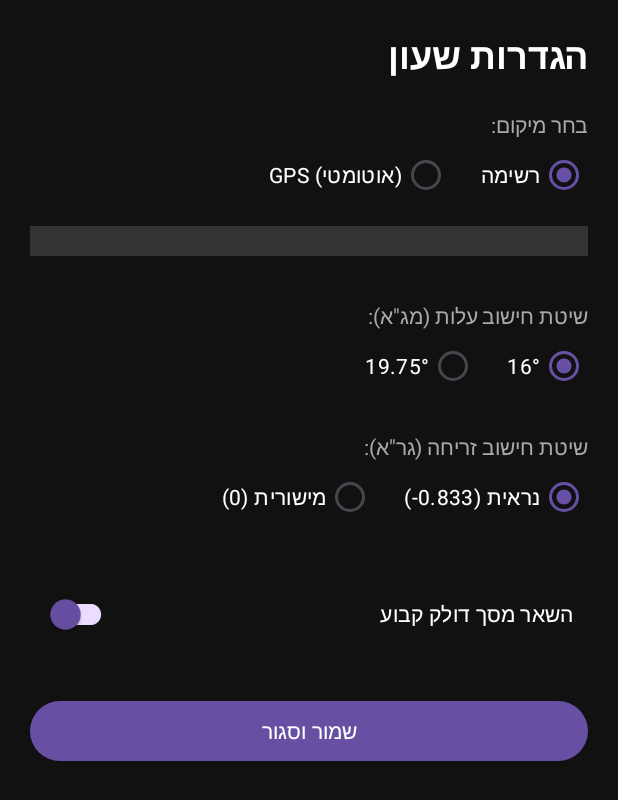
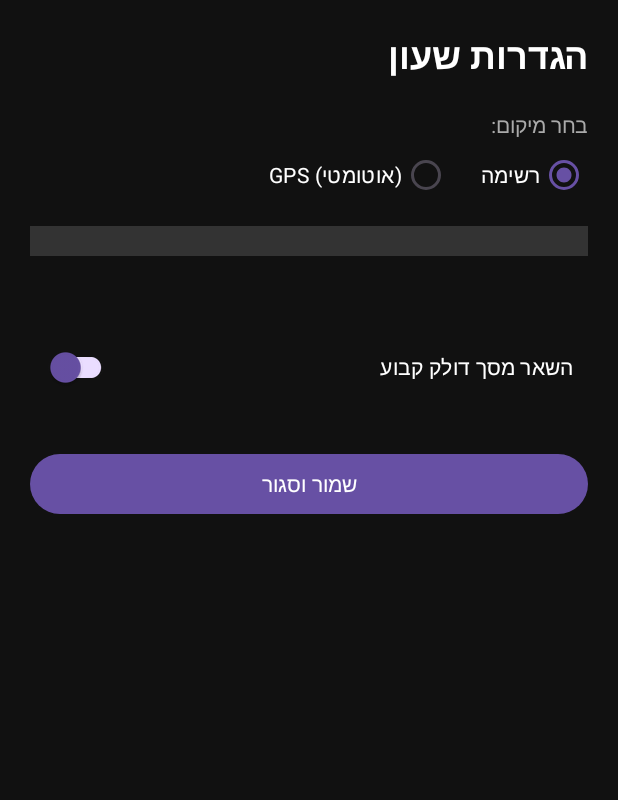
Before and after one commit to sgbmzm/halacha_clock_android, an Android app: the SettingsActivity screen opened directly, with no data from a screen before it, on a phone screen of 412 x 824 dp. Shown: the top 800 px of the screen. Run offline under Robolectric (Android 15) with nearby library versions, the phone set to English and light mode, and no system bars; libraries missing offline, so code that uses them is left out: com.chaquo.python; 7 statements that could not run were skipped.

Commit message:
Remove calculation method options from settings layout
Removed unnecessary TextViews and RadioGroups related to calculation methods.

```diff
--- a/app/src/main/res/layout/activity_settings.xml
+++ b/app/src/main/res/layout/activity_settings.xml
@@ -53,63 +53,7 @@
         android:padding="10dp"
         android:layout_marginBottom="20dp"/>
 
-    <TextView
-        android:layout_width="wrap_content"
-        android:layout_height="wrap_content"
-        android:text="שיטת חישוב עלות (מג&quot;א):"
-        android:textColor="#AAAAAA"
-        android:layout_marginTop="10dp"/>
 
-    <RadioGroup
-        android:id="@+id/rgMga"
-        android:layout_width="match_parent"
-        android:layout_height="wrap_content"
-        android:orientation="horizontal">
-
-        <RadioButton
-            android:id="@+id/rbMga16"
-            android:layout_width="wrap_content"
-            android:layout_height="wrap_content"
-            android:text="16°"
-            android:textColor="#FFFFFF"
-            android:layout_marginEnd="20dp"/>
-
-        <RadioButton
-            android:id="@+id/rbMga19"
-            android:layout_width="wrap_content"
-            android:layout_height="wrap_content"
-            android:text="19.75°"
-            android:textColor="#FFFFFF"/>
-    </RadioGroup>
-
-    <TextView
-        android:layout_width="wrap_content"
-        android:layout_height="wrap_content"
-        android:text="שיטת חישוב זריחה (גר&quot;א):"
-        android:textColor="#AAAAAA"
-        android:layout_marginTop="20dp"/>
-
-    <RadioGroup
-        android:id="@+id/rgSunrise"
-        android:layout_width="match_parent"
-        android:layout_height="wrap_content"
-        android:orientation="horizontal">
-
-        <RadioButton
-            android:id="@+id/rbSunVisible"
-            android:layout_width="wrap_content"
-            android:layout_height="wrap_content"
-            android:text="נראית (0.833-)"
-            android:textColor="#FFFFFF"
-            android:layout_marginEnd="20dp"/>
-
-        <RadioButton
-            android:id="@+id/rbSunZero"
-            android:layout_width="wrap_content"
-            android:layout_height="wrap_content"
-            android:text="מישורית (0)"
-            android:textColor="#FFFFFF"/>
-    </RadioGroup>
 
     <com.google.android.material.switchmaterial.SwitchMaterial
         android:id="@+id/swKeepScreen"
```
